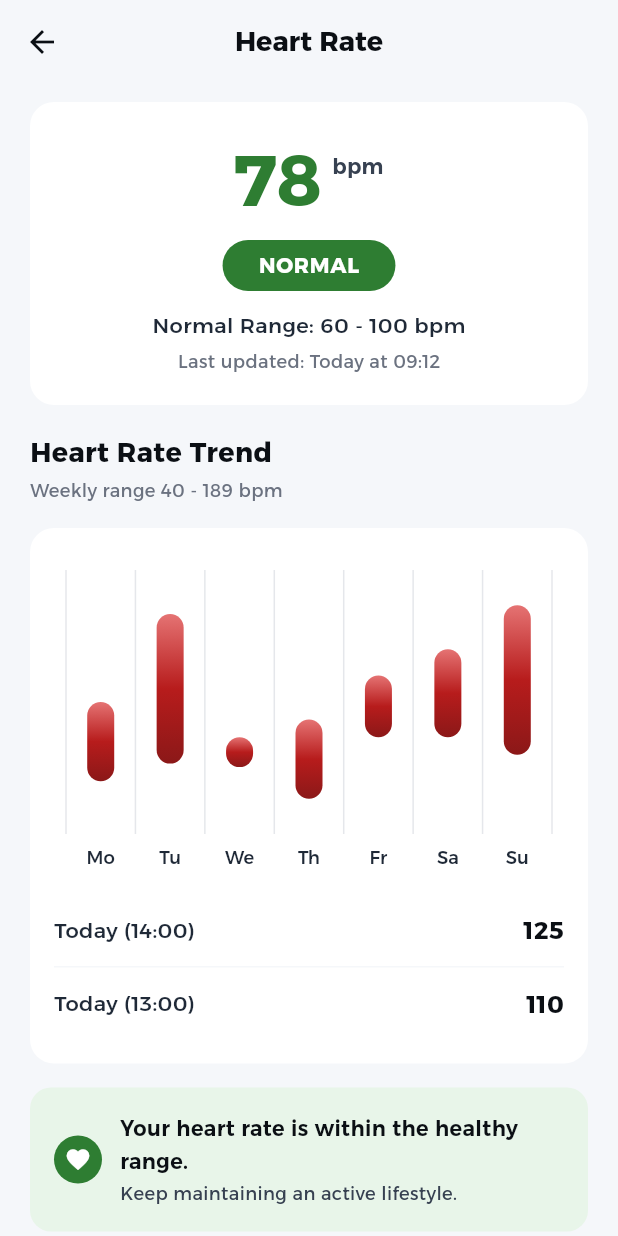
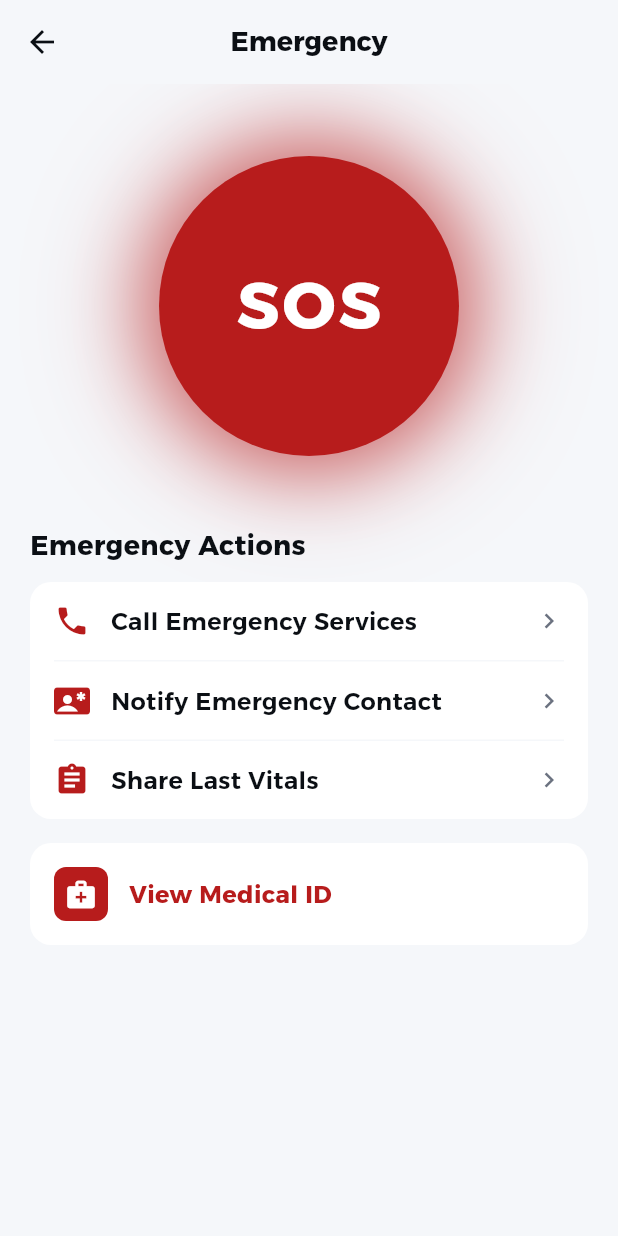
Before and after one commit to karrimJ/Nabad, a Flutter app: the screen it shows after launch, on a phone screen of 412 x 824 dp. Run offline on Flutter 3.47's test engine with Material 3 defaults, Android fonts, the phone set to English and light mode, and no system bars; our stand-ins replace flutter_svg.

Commit message:
add emergency screen

```diff
--- /dev/null
+++ b/mobile/lib/features/emergencies/emergency.dart
@@ -0,0 +1,205 @@
+import 'package:flutter/material.dart';
+import 'package:mobile/theme/app_colors.dart';
+import 'package:mobile/theme/app_typography.dart';
+
+class EmergencyScreen extends StatelessWidget {
+  const EmergencyScreen({super.key});
+
+  @override
+  Widget build(BuildContext context) {
+    return Scaffold(
+      backgroundColor: Neutral.neutral300,
+      appBar: AppBar(
+        backgroundColor: Neutral.neutral300,
+        elevation: 0,
+        scrolledUnderElevation: 0,
+        leading: IconButton(
+          icon: const Icon(Icons.arrow_back, color: Neutral.neutral900),
+          onPressed: () => Navigator.pop(context),
+        ),
+        title: Text(
+          'Emergency',
+          style: AppTypography.headingSmall.copyWith(
+            color: Neutral.neutral900,
+            fontWeight: FontWeight.w700,
+          ),
+        ),
+        centerTitle: true,
+      ),
+      body: SingleChildScrollView(
+        padding: const EdgeInsets.symmetric(horizontal: 20, vertical: 16),
+        child: Column(
+          crossAxisAlignment: CrossAxisAlignment.start,
+          children: [
+            const SizedBox(height: 32),
+            Center(child: _sosButton()),
+            const SizedBox(height: 48),
+            Text(
+              'Emergency Actions',
+              style: AppTypography.headingSmall.copyWith(
+                color: Neutral.neutral900,
+                fontWeight: FontWeight.w700,
+              ),
+            ),
+            const SizedBox(height: 12),
+            _actionsCard(),
+            const SizedBox(height: 16),
+            _viewMedicalIdCard(),
+            const SizedBox(height: 24),
+          ],
+        ),
+      ),
+    );
+  }
+
+  Widget _sosButton() {
+    return GestureDetector(
+      onTap: () {},
+      child: Container(
+        width: 200,
+        height: 200,
+        decoration: BoxDecoration(
+          shape: BoxShape.circle,
+          gradient: const RadialGradient(
+            colors: [VitalRed.vitalRed500, Color(0xFFB71C1C)],
+          ),
+          boxShadow: [
+            BoxShadow(
+              color: VitalRed.vitalRed500.withOpacity(0.5),
+              blurRadius: 40,
+              spreadRadius: 8,
+            ),
+            BoxShadow(
+              color: VitalRed.vitalRed500.withOpacity(0.3),
+              blurRadius: 60,
+              spreadRadius: 20,
+            ),
+          ],
+        ),
+        child: Center(
+          child: Text(
+            'SOS',
+            style: AppTypography.headingLarge.copyWith(
+              color: Neutral.neutral100,
+              fontWeight: FontWeight.w800,
+              fontSize: 44,
+              letterSpacing: 2,
+            ),
+          ),
+        ),
+      ),
+    );
+  }
+
+  Widget _actionsCard() {
+    return Container(
+      decoration: BoxDecoration(
+        color: Neutral.neutral100,
+        borderRadius: BorderRadius.circular(14),
+      ),
+      child: Column(
+        children: [
+          _actionRow(
+            icon: Icons.phone,
+            label: 'Call Emergency Services',
+            onTap: () {},
+          ),
+          _divider(),
+          _actionRow(
+            icon: Icons.contact_emergency,
+            label: 'Notify Emergency Contact',
+            onTap: () {},
+          ),
+          _divider(),
+          _actionRow(
+            icon: Icons.assignment,
+            label: 'Share Last Vitals',
+            onTap: () {},
+          ),
+        ],
+      ),
+    );
+  }
+
+  Widget _actionRow({
+    required IconData icon,
+    required String label,
+    required VoidCallback onTap,
+  }) {
+    return GestureDetector(
+      onTap: onTap,
+      behavior: HitTestBehavior.opaque,
+      child: Padding(
+        padding: const EdgeInsets.symmetric(horizontal: 16, vertical: 14),
+        child: Row(
+          children: [
+            Icon(icon, color: VitalRed.vitalRed500, size: 24),
+            const SizedBox(width: 14),
+            Expanded(
+              child: Text(
+                label,
+                style: AppTypography.bodyLarge.copyWith(
+                  color: Neutral.neutral900,
+                  fontWeight: FontWeight.w600,
+                ),
+              ),
+            ),
+            const Icon(
+              Icons.chevron_right,
+              color: Neutral.neutral600,
+              size: 20,
+            ),
+          ],
+        ),
+      ),
+    );
+  }
+
+  Widget _divider() {
+    return Divider(
+      height: 1,
+      thickness: 1,
+      color: Neutral.neutral300,
+      indent: 16,
+      endIndent: 16,
+    );
+  }
+
+  Widget _viewMedicalIdCard() {
+    return GestureDetector(
+      onTap: () {},
+      child: Container(
+        padding: const EdgeInsets.symmetric(horizontal: 16, vertical: 16),
+        decoration: BoxDecoration(
+          color: Neutral.neutral100,
+          borderRadius: BorderRadius.circular(14),
+        ),
+        child: Row(
+          children: [
+            Container(
+              width: 36,
+              height: 36,
+              decoration: BoxDecoration(
+                color: VitalRed.vitalRed500,
+                borderRadius: BorderRadius.circular(8),
+              ),
+              child: const Icon(
+                Icons.medical_services,
+                color: Colors.white,
+                size: 22,
+              ),
+            ),
+            const SizedBox(width: 14),
+            Text(
+              'View Medical ID',
+              style: AppTypography.bodyLarge.copyWith(
+                color: VitalRed.vitalRed500,
+                fontWeight: FontWeight.w700,
+              ),
+            ),
+          ],
+        ),
+      ),
+    );
+  }
+}
--- a/mobile/lib/main.dart
+++ b/mobile/lib/main.dart
@@ -19,7 +19,7 @@ import 'features/vitals/screens/glucose_details_screen.dart';
 import 'features/vitals/screens/heart_rate_history_screen.dart';
 import 'features/vitals/screens/blood_pressure_details_screen.dart';
 import 'features/vitals/screens/heart_rate_details_screen.dart';
-
+import 'features/emergencies/emergency.dart';
 void main() {
   runApp(const NabdApp());
 }
@@ -33,7 +33,7 @@ class NabdApp extends StatelessWidget {
       debugShowCheckedModeBanner: false,
       title: 'Nabd Thermocare',
       theme: AppTheme.lightTheme,
-      home: const HeartRateDetailsScreen(),
+      home: const EmergencyScreen(),
     );
   }
 }
```
